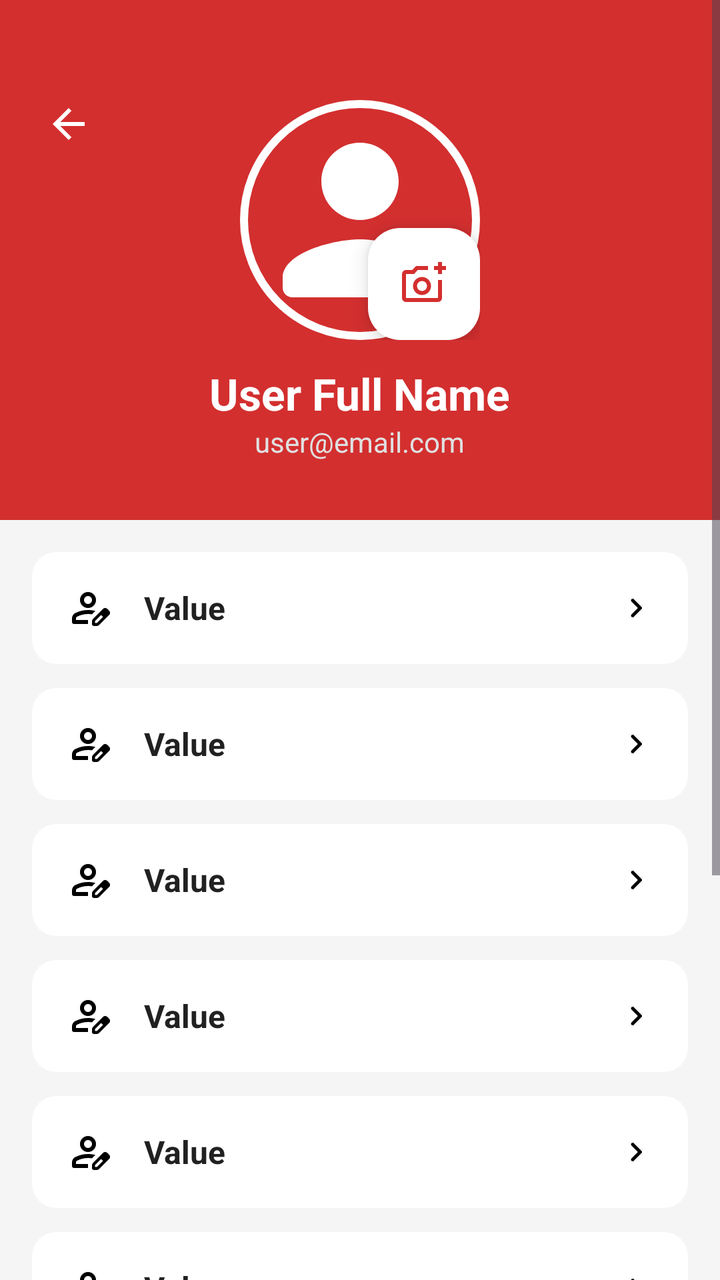
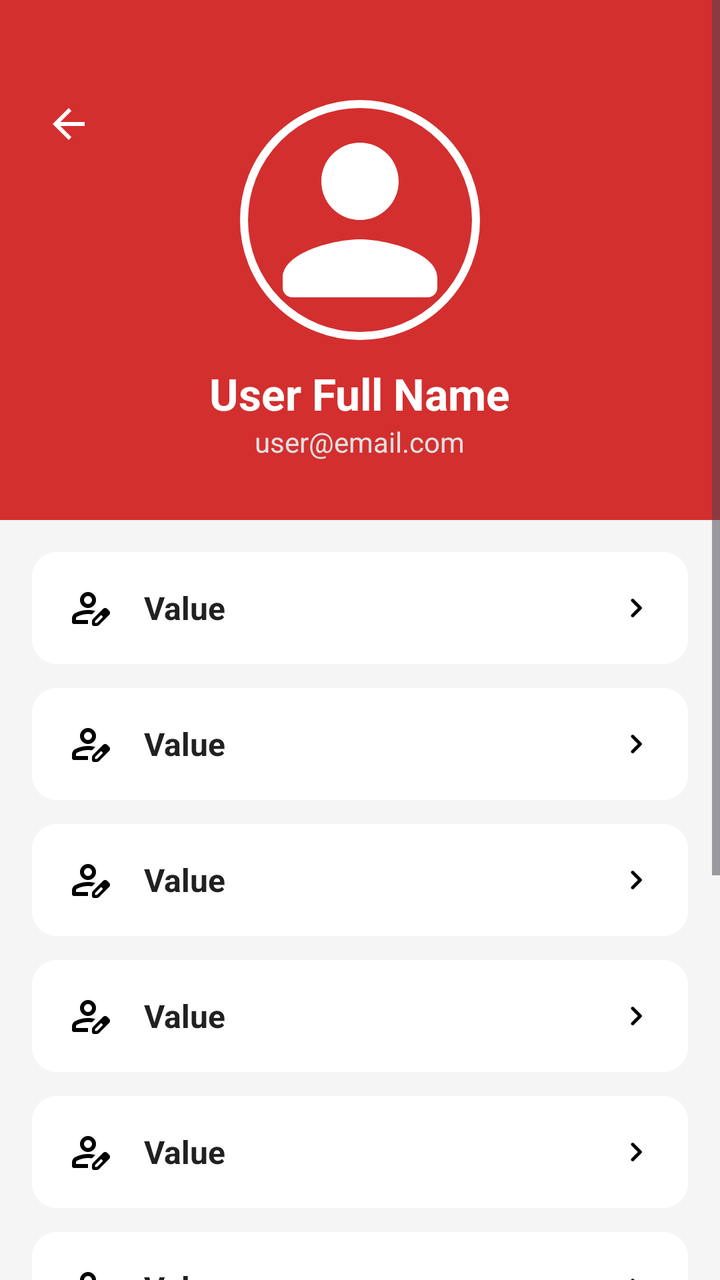

Before-and-after screenshots of an Android layout around one commit, followed by the original layout XML and the change that was made.
<!-- AndroidManifest.xml: application theme Theme.JERAPP -->
<!-- res/layout/activity_profile.xml -->
<?xml version="1.0" encoding="utf-8"?>
<ScrollView xmlns:android="http://schemas.android.com/apk/res/android"
    xmlns:app="http://schemas.android.com/apk/res-auto"
    android:layout_width="match_parent"
    android:layout_height="match_parent"
    android:fillViewport="true"
    android:fitsSystemWindows="false"
    android:background="#F5F5F5">

    <LinearLayout
        android:layout_width="match_parent"
        android:layout_height="wrap_content"
        android:orientation="vertical">

        
        <RelativeLayout
            android:layout_width="match_parent"
            android:layout_height="260dp"
            android:background="@color/primary"
            android:padding="20dp">

            <ImageButton
                android:id="@+id/btnBackProfile"
                android:layout_width="48dp"
                android:layout_height="48dp"
                android:layout_marginTop="18dp"
                android:layout_marginLeft="-10dp"
                android:background="?attr/selectableItemBackgroundBorderless"
                android:src="@drawable/ic_back"
                app:tint="@color/white" />

            <RelativeLayout
                android:id="@+id/avatarContainer"
                android:layout_width="120dp"
                android:layout_height="120dp"
                android:layout_centerHorizontal="true"
                android:layout_marginTop="30dp">

                <com.google.android.material.imageview.ShapeableImageView
                    android:id="@+id/profileImgLarge"
                    android:layout_width="match_parent"
                    android:layout_height="match_parent"
                    android:padding="2dp"
                    app:strokeColor="@color/white"
                    app:strokeWidth="4dp"
                    app:shapeAppearanceOverlay="@style/CircleImage"
                    android:src="@drawable/ic_default_avatar"
                    android:scaleType="centerCrop"/>

                <com.google.android.material.floatingactionbutton.FloatingActionButton
                    android:id="@+id/btnEditPhoto"
                    android:layout_width="wrap_content"
                    android:layout_height="wrap_content"
                    android:layout_alignParentEnd="true"
                    android:layout_alignParentBottom="true"
                    app:fabSize="mini"
                    app:srcCompat="@drawable/ic_camera"
                    app:backgroundTint="@color/white"
                    app:tint="@color/primary" />
            </RelativeLayout>

            <TextView
                android:id="@+id/profileName"
                android:layout_width="wrap_content"
                android:layout_height="wrap_content"
                android:layout_below="@id/avatarContainer"
                android:layout_centerHorizontal="true"
                android:layout_marginTop="12dp"
                android:text="User Full Name"
                android:textColor="@color/white"
                android:textSize="22sp"
                android:textStyle="bold" />

            <TextView
                android:id="@+id/profileEmail"
                android:layout_width="wrap_content"
                android:layout_height="wrap_content"
                android:layout_below="@id/profileName"
                android:layout_centerHorizontal="true"
                android:text="user@email.com"
                android:textColor="#E0E0E0"
                android:textSize="14sp" />
        </RelativeLayout>

        
        <LinearLayout
            android:layout_width="match_parent"
            android:layout_height="wrap_content"
            android:orientation="vertical"
            android:padding="16dp">

            <include
                android:id="@+id/cardName"
                layout="@layout/item_profile_card"
                android:layout_width="match_parent"
                android:layout_height="wrap_content" />

            <include
                android:id="@+id/cardEmail"
                layout="@layout/item_profile_card"
                android:layout_width="match_parent"
                android:layout_height="wrap_content"
                android:layout_marginTop="12dp" />

            <include
                android:id="@+id/cardPhone"
                layout="@layout/item_profile_card"
                android:layout_width="match_parent"
                android:layout_height="wrap_content"
                android:layout_marginTop="12dp"/>

            <include
                android:id="@+id/cardAddress"
                layout="@layout/item_profile_card"
                android:layout_width="match_parent"
                android:layout_height="wrap_content"
                android:layout_marginTop="12dp"/>

            <include
                android:id="@+id/cardBirthDate"
                layout="@layout/item_profile_card"
                android:layout_width="match_parent"
                android:layout_height="wrap_content"
                android:layout_marginTop="12dp"/>

            <include
                android:id="@+id/cardGender"
                layout="@layout/item_profile_card"
                android:layout_width="match_parent"
                android:layout_height="wrap_content"
                android:layout_marginTop="12dp"/>

            <include
                android:id="@+id/cardPassword"
                layout="@layout/item_profile_card"
                android:layout_width="match_parent"
                android:layout_height="wrap_content"
                android:layout_marginTop="12dp"/>

            <com.google.android.material.button.MaterialButton
                android:id="@+id/btnProfileLogout"
                style="@style/Widget.Material3.Button.OutlinedButton"
                android:layout_width="match_parent"
                android:layout_height="56dp"
                android:layout_marginTop="24dp"
                android:text="Logout"
                android:textColor="#F44336"
                app:strokeColor="#F44336"
                app:cornerRadius="12dp" />

            <com.google.android.material.button.MaterialButton
                android:id="@+id/btnDeleteAccount"
                android:layout_width="match_parent"
                android:layout_height="56dp"
                android:layout_marginTop="12dp"
                android:layout_marginBottom="32dp"
                android:text="Delete Account"
                android:textColor="@color/white"
                app:backgroundTint="#F44336"
                app:cornerRadius="12dp" />
        </LinearLayout>
    </LinearLayout>
</ScrollView>
<!-- res/layout/item_profile_card.xml (included above) -->
<?xml version="1.0" encoding="utf-8"?>
<LinearLayout xmlns:android="http://schemas.android.com/apk/res/android"
    android:layout_width="match_parent"
    android:layout_height="wrap_content"
    android:orientation="horizontal"
    android:padding="16dp"
    android:gravity="center_vertical"
    android:background="@drawable/bg_card_selector"> 

    <ImageView
        android:id="@+id/ivIcon"
        android:layout_width="24dp"
        android:layout_height="24dp"
        android:layout_marginEnd="16dp"
        android:src="@drawable/ic_user"
        android:contentDescription="Icon" />

    <LinearLayout
        android:layout_width="0dp"
        android:layout_height="wrap_content"
        android:layout_weight="1"
        android:orientation="vertical">

        
        <TextView
            android:id="@+id/tvLabel"
            android:layout_width="wrap_content"
            android:layout_height="wrap_content"
            android:text="Label"
            android:textSize="12sp"
            android:textColor="#757575"
            android:visibility="gone" /> 

        
        <TextView
            android:id="@+id/tvValue"
            android:layout_width="wrap_content"
            android:layout_height="wrap_content"
            android:text="Value"
            android:textSize="16sp"
            android:textColor="#212121"
            android:textStyle="bold" />
    </LinearLayout>

    <ImageView
        android:layout_width="20dp"
        android:layout_height="20dp"
        android:src="@drawable/ic_arrow_right" /> 

</LinearLayout>
<!-- resources referenced by this layout -->
<resources>
  <color name="primary">#D32F2F</color>
  <color name="white">#FFFFFF</color>
  <!-- drawable ic_arrow_right (drawable) -->
  <vector xmlns:android="http://schemas.android.com/apk/res/android" android:autoMirrored="true" android:height="24dp" android:tint="#000000" android:viewportHeight="24" android:viewportWidth="24" android:width="24dp">
        
      <path android:fillColor="@android:color/white" android:pathData="M9.29,15.88L13.17,12 9.29,8.12c-0.39,-0.39 -0.39,-1.02 0,-1.41 0.39,-0.39 1.02,-0.39 1.41,0l4.59,4.59c0.39,0.39 0.39,1.02 0,1.41L10.7,17.3c-0.39,0.39 -1.02,0.39 -1.41,0 -0.38,-0.39 -0.39,-1.03 0,-1.42z"/>
      
  </vector>
  <!-- drawable ic_back (drawable) -->
  <vector
      xmlns:android="http://schemas.android.com/apk/res/android"
      android:autoMirrored="true"
      android:height="24dp"
      android:tint="#FFFFFF"
      android:viewportHeight="24"
      android:viewportWidth="24"
      android:width="24dp">
        
      <path
          android:fillColor="@android:color/white"
          android:pathData="M20,11H7.83l5.59,-5.59L12,4l-8,8 8,8 1.41,-1.41L7.83,13H20v-2z"/>
      
  </vector>
  <!-- drawable ic_camera (drawable) -->
  <vector xmlns:android="http://schemas.android.com/apk/res/android" android:height="24dp" android:tint="#000000" android:viewportHeight="960" android:viewportWidth="960" android:width="24dp">
        
      <path android:fillColor="@android:color/white" android:pathData="M440,520L440,520L440,520L440,520L440,520L440,520Q440,520 440,520Q440,520 440,520L440,520Q440,520 440,520Q440,520 440,520L440,520Q440,520 440,520Q440,520 440,520L440,520L440,520ZM120,840Q87,840 63.5,816.5Q40,793 40,760L40,280Q40,247 63.5,223.5Q87,200 120,200L246,200L320,120L560,120L560,200L355,200L282,280L120,280Q120,280 120,280Q120,280 120,280L120,760Q120,760 120,760Q120,760 120,760L760,760Q760,760 760,760Q760,760 760,760L760,400L840,400L840,760Q840,793 816.5,816.5Q793,840 760,840L120,840ZM760,280L760,200L680,200L680,120L760,120L760,40L840,40L840,120L920,120L920,200L840,200L840,280L760,280ZM440,700Q515,700 567.5,647.5Q620,595 620,520Q620,445 567.5,392.5Q515,340 440,340Q365,340 312.5,392.5Q260,445 260,520Q260,595 312.5,647.5Q365,700 440,700ZM440,620Q398,620 369,591Q340,562 340,520Q340,478 369,449Q398,420 440,420Q482,420 511,449Q540,478 540,520Q540,562 511,591Q482,620 440,620Z"/>
      
  </vector>
  <!-- drawable ic_default_avatar (drawable) -->
  <vector xmlns:android="http://schemas.android.com/apk/res/android" android:height="24dp" android:tint="#FFFFFF" android:viewportHeight="24" android:viewportWidth="24" android:width="24dp">
        
      <path android:fillColor="@android:color/white" android:pathData="M12,12c2.21,0 4,-1.79 4,-4s-1.79,-4 -4,-4 -4,1.79 -4,4 1.79,4 4,4zM12,14c-2.67,0 -8,1.34 -8,4v1c0,0.55 0.45,1 1,1h14c0.55,0 1,-0.45 1,-1v-1c0,-2.66 -5.33,-4 -8,-4z"/>
      
  </vector>
  <style name="CircleImage" parent="">
          <item name="cornerSize">50%</item>
      </style>
  <style name="Theme.JERAPP" parent="Theme.Material3.DayNight.NoActionBar">
          
          <item name="colorPrimary">@color/primary</item>
          <item name="android:statusBarColor">@color/primary</item>
  
          
          <item name="android:windowLightStatusBar">false</item>
  
          
          <item name="android:navigationBarColor">@color/background</item>
          <item name="android:windowLightNavigationBar">true</item>
      </style>
  <color name="background">#FFFBFF</color>
  <!-- unchanged entries left out for length: 2 -->
</resources>

<!-- the commit's change to res/layout/activity_profile.xml (unified diff, before → after) -->
@@ -47,16 +47,6 @@
                     android:src="@drawable/ic_default_avatar"
                     android:scaleType="centerCrop"/>
 
-                <com.google.android.material.floatingactionbutton.FloatingActionButton
-                    android:id="@+id/btnEditPhoto"
-                    android:layout_width="wrap_content"
-                    android:layout_height="wrap_content"
-                    android:layout_alignParentEnd="true"
-                    android:layout_alignParentBottom="true"
-                    app:fabSize="mini"
-                    app:srcCompat="@drawable/ic_camera"
-                    app:backgroundTint="@color/white"
-                    app:tint="@color/primary" />
             </RelativeLayout>
 
             <TextView
<!-- resource entries referenced after the edit -->
@@ -21,12 +21,6 @@
       <path
           android:fillColor="@android:color/white"
           android:pathData="M20,11H7.83l5.59,-5.59L12,4l-8,8 8,8 1.41,-1.41L7.83,13H20v-2z"/>
-      
-  </vector>
-  <!-- drawable ic_camera (drawable) -->
-  <vector xmlns:android="http://schemas.android.com/apk/res/android" android:height="24dp" android:tint="#000000" android:viewportHeight="960" android:viewportWidth="960" android:width="24dp">
-        
-      <path android:fillColor="@android:color/white" android:pathData="M440,520L440,520L440,520L440,520L440,520L440,520Q440,520 440,520Q440,520 440,520L440,520Q440,520 440,520Q440,520 440,520L440,520Q440,520 440,520Q440,520 440,520L440,520L440,520ZM120,840Q87,840 63.5,816.5Q40,793 40,760L40,280Q40,247 63.5,223.5Q87,200 120,200L246,200L320,120L560,120L560,200L355,200L282,280L120,280Q120,280 120,280Q120,280 120,280L120,760Q120,760 120,760Q120,760 120,760L760,760Q760,760 760,760Q760,760 760,760L760,400L840,400L840,760Q840,793 816.5,816.5Q793,840 760,840L120,840ZM760,280L760,200L680,200L680,120L760,120L760,40L840,40L840,120L920,120L920,200L840,200L840,280L760,280ZM440,700Q515,700 567.5,647.5Q620,595 620,520Q620,445 567.5,392.5Q515,340 440,340Q365,340 312.5,392.5Q260,445 260,520Q260,595 312.5,647.5Q365,700 440,700ZM440,620Q398,620 369,591Q340,562 340,520Q340,478 369,449Q398,420 440,420Q482,420 511,449Q540,478 540,520Q540,562 511,591Q482,620 440,620Z"/>
       
   </vector>
   <!-- drawable ic_default_avatar (drawable) -->
